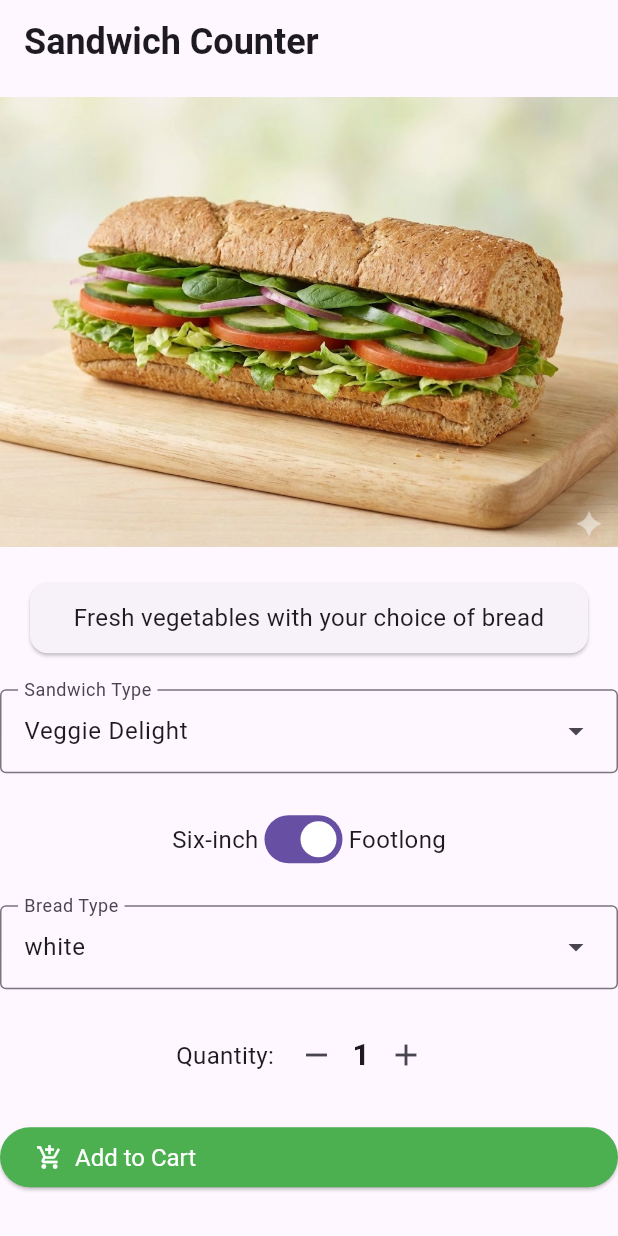
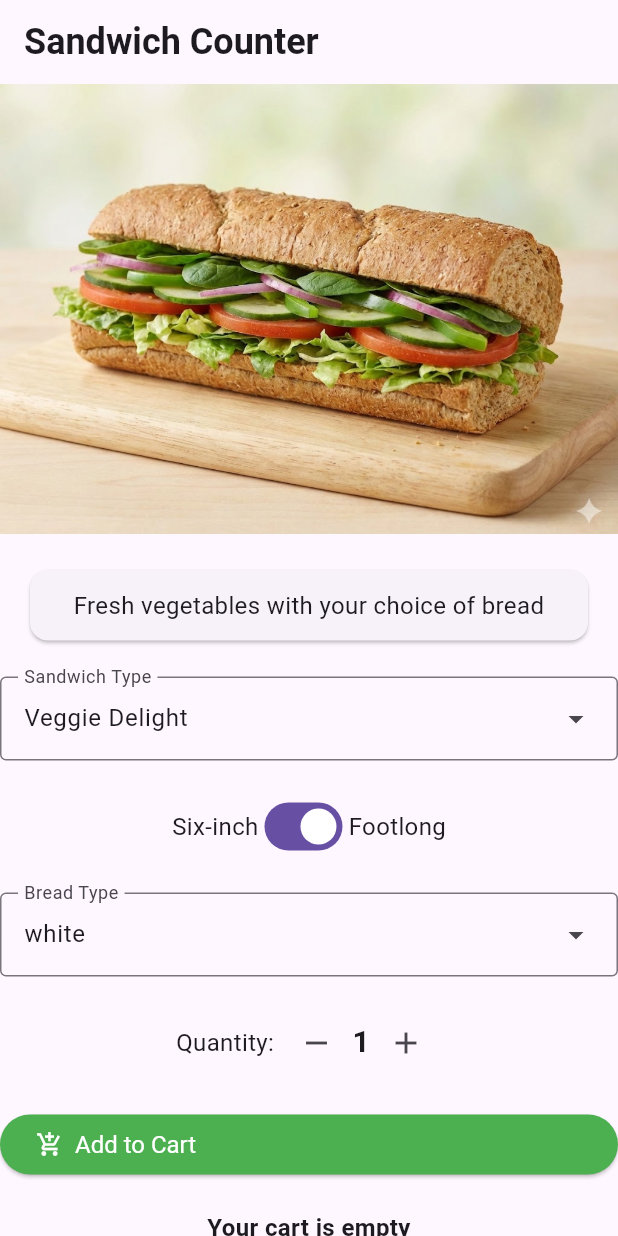
Before and after one commit to Johnahmad341/sandwich_shop, a Flutter app: the screen it shows after launch, on a phone screen of 412 x 824 dp. Run offline on Flutter 3.47's test engine with Material 3 defaults, Android fonts, the phone set to English and light mode, and no system bars.

Commit message:
Q2 done: Add note functionality to cart items and implement cart summary display

```diff
--- a/lib/main.dart
+++ b/lib/main.dart
@@ -77,7 +77,9 @@ class _OrderScreenState extends State<OrderScreen> {
       );
 
       setState(() {
-        _cart.add(sandwich, quantity: _quantity);
+        _cart.add(sandwich,
+        quantity: _quantity,
+        note: _notesController.text.trim());
       });
 
       String sizeText;
@@ -292,6 +294,7 @@ class _OrderScreenState extends State<OrderScreen> {
                       backgroundColor: Colors.green,
                     ),
                     const SizedBox(height: 20),
+                    _cart.getSummary()
                   ],
                 ),
               ),
--- a/lib/models/cart.dart
+++ b/lib/models/cart.dart
@@ -1,5 +1,5 @@
 import 'dart:collection';
-
+import 'package:flutter/material.dart';
 import 'package:sandwich_shop/models/sandwich.dart';
 
 /// Represents a single line item in the cart.
@@ -174,4 +174,42 @@ class Cart {
 				i.sandwich.isFootlong == sandwich.isFootlong &&
 				i.sandwich.breadType == sandwich.breadType);
 	}
+
+	Text getSummary() {
+		if (isEmpty) {
+			return const Text(
+				'Your cart is empty',
+				style: TextStyle(
+					fontSize: 16,
+					fontWeight: FontWeight.bold,
+				),
+				textAlign: TextAlign.center,
+			);
+		}
+		String summary = "";
+
+		for (var item in _items) {
+			final size = item.sandwich.isFootlong ? 'Footlong' : 'Six-inch';
+			summary+='${item.sandwich.name} $size\n';
+			summary+= 'Bread: ${item.sandwich.breadType.name}\n';
+
+			if (item.note.isNotEmpty) {
+				summary+= 'Note: ${item.note}\n';
+			}
+
+			summary+= 'Quantity: x${item.quantity}\n';
+		}
+
+		summary+= 'Total item: $totalQuantity';
+
+		return Text(
+			summary,
+			style: TextStyle(
+				fontSize: 16,
+				fontWeight: FontWeight.bold,
+			),
+			textAlign: TextAlign.center,
+		);
+	}
+
 }
```
